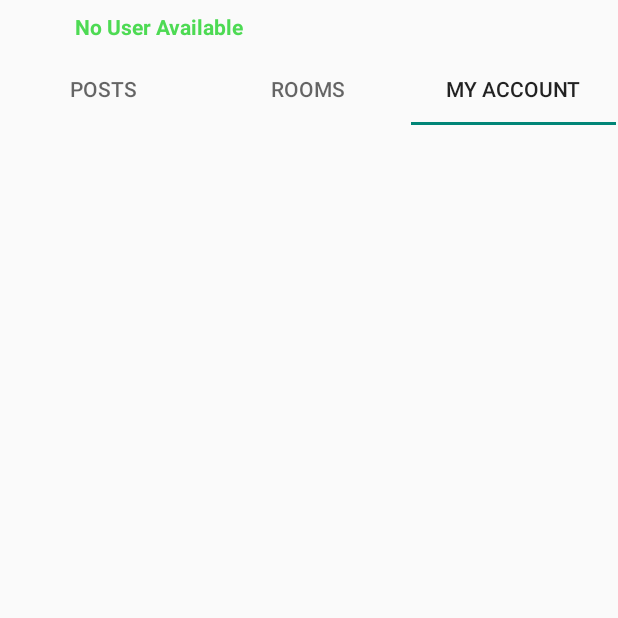
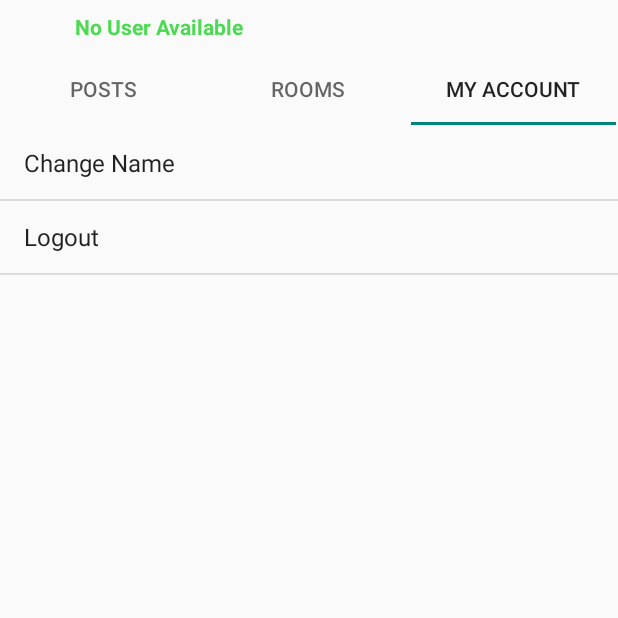
Before and after one commit to NightMare8587/ChatRoom, an Android app: the screen it shows after launch once a user with an empty profile is signed in (HomeScreen), tab 3 chosen, on a phone screen of 412 x 824 dp, the top half of it. Run offline under Robolectric (Android 15) with nearby library versions, the phone set to English and light mode, and no system bars; our stand-ins replace Firebase (no records; nobody signed in at launch, a user with empty details on screens opened directly).

Commit message:
added my account logout

```diff
--- a/app/src/main/java/com/example/chatroom/Home/Frags/MyAccountFragment.java
+++ b/app/src/main/java/com/example/chatroom/Home/Frags/MyAccountFragment.java
@@ -1,17 +1,40 @@
 package com.example.chatroom.Home.Frags;
 
+import android.app.Activity;
+import android.app.AlertDialog;
+import android.content.Context;
+import android.content.DialogInterface;
+import android.content.Intent;
+import android.content.SharedPreferences;
 import android.os.Bundle;
 import android.view.LayoutInflater;
 import android.view.View;
 import android.view.ViewGroup;
+import android.widget.AdapterView;
+import android.widget.ArrayAdapter;
+import android.widget.ListView;
 
 import androidx.annotation.NonNull;
 import androidx.annotation.Nullable;
 import androidx.fragment.app.Fragment;
 
+import com.example.chatroom.MainActivity;
 import com.example.chatroom.R;
+import com.google.android.gms.auth.api.signin.GoogleSignIn;
+import com.google.android.gms.auth.api.signin.GoogleSignInClient;
+import com.google.android.gms.auth.api.signin.GoogleSignInOptions;
+import com.google.android.gms.tasks.OnCompleteListener;
+import com.google.android.gms.tasks.Task;
+import com.google.firebase.auth.FirebaseAuth;
+
+import java.util.ArrayList;
+import java.util.List;
 
 public class MyAccountFragment extends Fragment {
+    ListView listView;
+    List<String> list = new ArrayList<>();
+    FirebaseAuth auth = FirebaseAuth.getInstance();
+    GoogleSignInClient googleSignInClient;
     @Nullable
     @Override
     public View onCreateView(@NonNull LayoutInflater inflater, @Nullable ViewGroup container, @Nullable Bundle savedInstanceState) {
@@ -21,5 +44,51 @@ public class MyAccountFragment extends Fragment {
     @Override
     public void onViewCreated(@NonNull View view, @Nullable Bundle savedInstanceState) {
         super.onViewCreated(view, savedInstanceState);
+        listView = view.findViewById(R.id.accountFragListView);
+        list.add("Change Name");
+        list.add("Logout");
+
+        ArrayAdapter<String> arrayAdapter = new ArrayAdapter<String>(view.getContext(), android.R.layout.simple_list_item_1,list);
+        listView.setAdapter(arrayAdapter);
+        GoogleSignInOptions gso = new GoogleSignInOptions.Builder(GoogleSignInOptions.DEFAULT_SIGN_IN)
+                .requestEmail()
+                .build();
+
+        googleSignInClient = GoogleSignIn.getClient(requireContext(),gso);
+        listView.setOnItemClickListener(new AdapterView.OnItemClickListener() {
+            @Override
+            public void onItemClick(AdapterView<?> parent, View view, int position, long id) {
+                switch (position){
+                    case 0:
+                        break;
+                    case 1:
+                        AlertDialog.Builder builder = new AlertDialog.Builder(view.getContext());
+                        builder.setTitle("Logout").setMessage("Do you sure wanna logout?").setPositiveButton("Yes", new DialogInterface.OnClickListener() {
+                            @Override
+                            public void onClick(DialogInterface dialog, int which) {
+                                SharedPreferences sharedPreferences = requireContext().getSharedPreferences("loginInfo", Context.MODE_PRIVATE);
+                                SharedPreferences.Editor editor = sharedPreferences.edit();
+                                editor.clear().apply();
+                                auth.signOut();
+                                googleSignInClient.signOut().addOnCompleteListener((Activity) getContext(), new OnCompleteListener<Void>() {
+                                    @Override
+                                    public void onComplete(@NonNull Task<Void> task) {
+
+                                    }
+                                });
+                                Intent intent = new Intent(requireContext(),MainActivity.class);intent.addFlags(Intent.FLAG_ACTIVITY_CLEAR_TOP);
+                                startActivity(intent);
+                                getActivity().finish();
+                            }
+                        }).setNegativeButton("No", new DialogInterface.OnClickListener() {
+                            @Override
+                            public void onClick(DialogInterface dialog, int which) {
+                                dialog.dismiss();
+                            }
+                        }).create().show();
+                        break;
+                }
+            }
+        });
     }
 }
--- a/app/src/main/java/com/example/chatroom/Home/HomeScreen.java
+++ b/app/src/main/java/com/example/chatroom/Home/HomeScreen.java
@@ -34,6 +34,7 @@ public class HomeScreen extends AppCompatActivity {
     SharedPreferences sharedPreferences;
     FirebaseAuth auth = FirebaseAuth.getInstance();
     DatabaseReference totalOnlineUsersNow;
+    String UUD = auth.getUid();
     Timer timer = new Timer();
     @Override
     protected void onCreate(Bundle savedInstanceState) {
@@ -123,7 +124,7 @@ public class HomeScreen extends AppCompatActivity {
     @Override
     protected void onStop() {
         super.onStop();
-        databaseReference = FirebaseDatabase.getInstance().getReference().getRoot().child("OnlineUsers").child(auth.getUid());
+        databaseReference = FirebaseDatabase.getInstance().getReference().getRoot().child("OnlineUsers").child(UUD);
         timer.cancel();
         databaseReference.removeValue();
     }
@@ -132,7 +133,7 @@ public class HomeScreen extends AppCompatActivity {
     protected void onResume() {
         super.onResume();
 
-        databaseReference = FirebaseDatabase.getInstance().getReference().getRoot().child("OnlineUsers").child(auth.getUid());
+        databaseReference = FirebaseDatabase.getInstance().getReference().getRoot().child("OnlineUsers").child(UUD);
         databaseReference.child("name").setValue(sharedPreferences.getString("name",""));
         databaseReference.child("email").setValue(sharedPreferences.getString("email",""));
         final Handler handler = new Handler();
@@ -170,7 +171,7 @@ public class HomeScreen extends AppCompatActivity {
     @Override
     protected void onDestroy() {
         super.onDestroy();
-        databaseReference = FirebaseDatabase.getInstance().getReference().getRoot().child("OnlineUsers").child(auth.getUid());
+        databaseReference = FirebaseDatabase.getInstance().getReference().getRoot().child("OnlineUsers").child(UUD);
         timer.cancel();
         databaseReference.removeValue();
     }
--- a/app/src/main/res/layout/account_fragment_layout.xml
+++ b/app/src/main/res/layout/account_fragment_layout.xml
@@ -1,6 +1,18 @@
 <?xml version="1.0" encoding="utf-8"?>
 <androidx.constraintlayout.widget.ConstraintLayout xmlns:android="http://schemas.android.com/apk/res/android"
+    xmlns:app="http://schemas.android.com/apk/res-auto"
+    xmlns:tools="http://schemas.android.com/tools"
     android:layout_width="match_parent"
     android:layout_height="match_parent">
 
+    <ListView
+        android:id="@+id/accountFragListView"
+        android:layout_width="0dp"
+        android:layout_height="0dp"
+        android:layout_marginTop="1dp"
+        android:layout_marginBottom="1dp"
+        app:layout_constraintBottom_toBottomOf="parent"
+        app:layout_constraintEnd_toEndOf="parent"
+        app:layout_constraintStart_toStartOf="parent"
+        app:layout_constraintTop_toTopOf="parent" />
 </androidx.constraintlayout.widget.ConstraintLayout>
```
